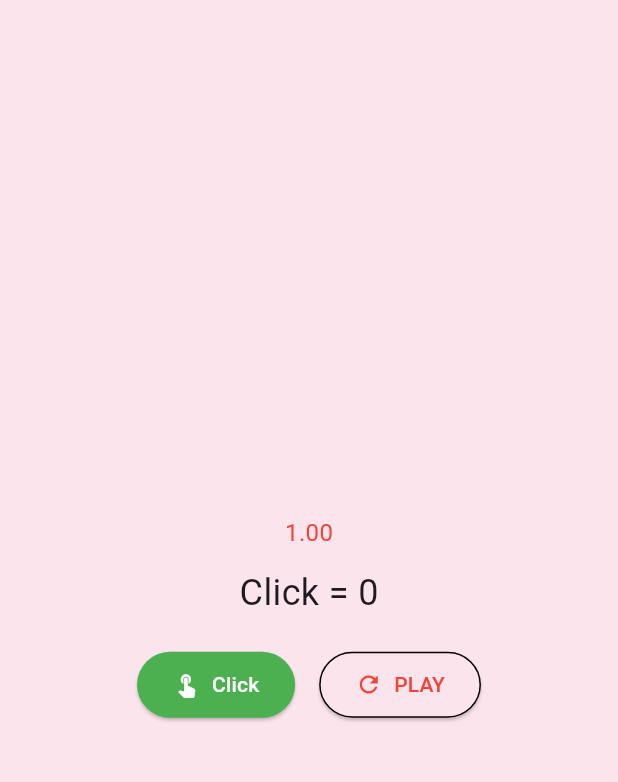
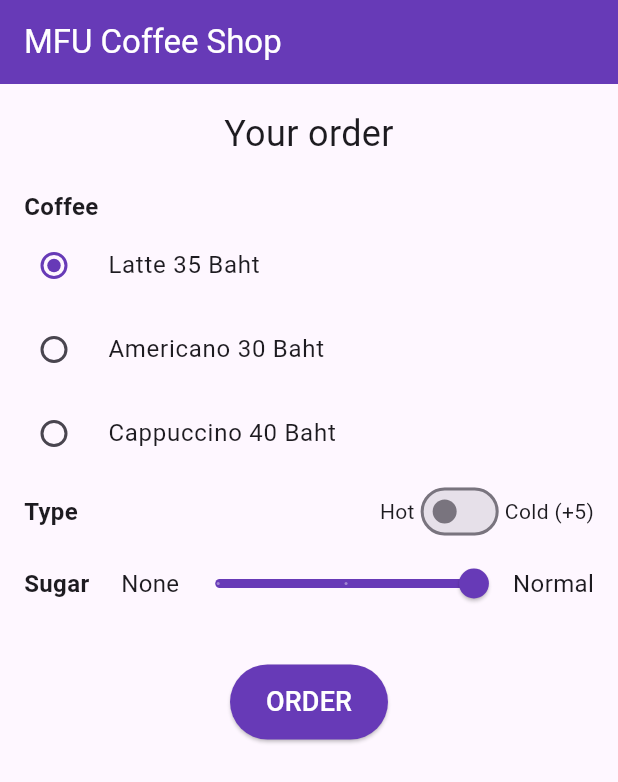
Before and after one commit to 6631501092/flutter_course, a Flutter app: the screen it shows after launch, on a phone screen of 412 x 824 dp. Shown: the top 782 px of the screen. Run offline on Flutter 3.47's test engine with Material 3 defaults, Android fonts, the phone set to English and light mode, and no system bars.

Commit message:
Week7 assignment

```diff
--- a/lib/main.dart
+++ b/lib/main.dart
@@ -1,6 +1,6 @@
 import 'package:flutter/material.dart';
-import 'package:flutter_application/week6/assignment2.dart';
+import 'package:flutter_application/week7/assignment3.dart';
 
 void main() {
-  runApp(MaterialApp(home: Assignment2W6()));
+  runApp(MaterialApp(home: Assignment3W7()));
 }
--- /dev/null
+++ b/lib/week7/assignment3.dart
@@ -0,0 +1,259 @@
+import 'package:flutter/material.dart';
+
+enum CoffeeType {
+  latte,
+  americano,
+  cappuccino;
+
+  String get name => switch (this) {
+    latte => 'Latte',
+    americano => 'Americano',
+    cappuccino => 'Cappuccino',
+  };
+
+  int get basePrice => switch (this) {
+    latte => 35,
+    americano => 30,
+    cappuccino => 40,
+  };
+
+  String get imageUrl => switch (this) {
+    latte => 'assets/images/latte.jpg',
+    americano => 'assets/images/americano.jpg',
+    cappuccino => 'assets/images/cappuccino.jpg',
+  };
+}
+
+class Assignment3W7 extends StatefulWidget {
+  const Assignment3W7({super.key});
+
+  @override
+  State<Assignment3W7> createState() => _Assignment3W7State();
+}
+
+class _Assignment3W7State extends State<Assignment3W7> {
+  bool _isCold = false; // false = Hot, true = Cold
+  double _sugarLevel = 2; // 0=none, 1=less, 2=normal
+  CoffeeType _selectedCoffee = CoffeeType.latte; // Default: Latte
+  String _thankYouMessage = ''; // Message shown after order confirmation
+  final int _coldTax = 5; // Extra charge for cold drinks
+
+  String sugarText(double value) {
+    if (value == 0) return 'no sugar';
+    if (value == 1) return 'less sugar';
+    return 'normal sugar';
+  }
+
+  void toggleSwitch(bool? status) {
+    setState(() {
+      _isCold = status!;
+      // Clear the thank you message when options change
+      _thankYouMessage = '';
+    });
+  }
+
+  // Calculate the total price based on coffee type and temperature
+  int calculateTotalPrice(CoffeeType coffee, bool isCold) {
+    return coffee.basePrice + (isCold ? _coldTax : 0);
+  }
+
+  void makeOrder() {
+    // Clear any previous thank you message when starting a new order process
+    setState(() {
+      _thankYouMessage = '';
+    });
+
+    final int basePrice = _selectedCoffee.basePrice;
+    final int totalPrice = calculateTotalPrice(_selectedCoffee, _isCold);
+    final String tempType = _isCold ? 'Cold' : 'Hot';
+    final String sugar = sugarText(_sugarLevel);
+    final String coffeeName = _selectedCoffee.name;
+    final String assetPath = _selectedCoffee.imageUrl;
+
+    final String priceDetail = totalPrice == basePrice
+        ? '$basePrice Baht'
+        : '$totalPrice Baht';
+
+    showDialog(
+      context: context,
+      builder: (BuildContext context) {
+        return AlertDialog(
+          shape: RoundedRectangleBorder(
+            borderRadius: BorderRadius.circular(15),
+          ),
+          title: const Text('Your Order'),
+          content: Column(
+            mainAxisSize: MainAxisSize.min,
+            crossAxisAlignment: CrossAxisAlignment.stretch,
+            children: [
+              ClipRRect(
+                child: Image.asset(
+                  assetPath,
+                  height: 200,
+                  fit: BoxFit.cover,
+                  errorBuilder: (context, error, stackTrace) {
+                    return const Icon(
+                      Icons.local_cafe,
+                      size: 100,
+                      color: Colors.brown,
+                    );
+                  },
+                ),
+              ),
+              const SizedBox(height: 15),
+              Text(
+                '$tempType $coffeeName with $sugar.',
+                style: const TextStyle(fontSize: 16),
+              ),
+              Text(
+                'Price = $priceDetail',
+                style: const TextStyle(fontSize: 16),
+              ),
+            ],
+          ),
+          actions: [
+            TextButton(
+              onPressed: () => Navigator.of(context).pop(),
+              child: const Text('Cancel'),
+            ),
+            TextButton(
+              onPressed: () {
+                Navigator.of(context).pop();
+                setState(() {
+                  _thankYouMessage = 'Thank you for your order!';
+                });
+              },
+              child: const Text('OK'),
+            ),
+          ],
+        );
+      },
+    );
+  }
+
+  @override
+  Widget build(BuildContext context) {
+    return Scaffold(
+      appBar: AppBar(
+        backgroundColor: Colors.deepPurple,
+        title: const Text(
+          'MFU Coffee Shop',
+          style: TextStyle(color: Colors.white),
+        ),
+        iconTheme: const IconThemeData(color: Colors.white),
+      ),
+      body: Padding(
+        padding: const EdgeInsets.all(16),
+        child: Column(
+          crossAxisAlignment: CrossAxisAlignment.stretch,
+          children: [
+            const Text(
+              'Your order',
+              style: TextStyle(fontSize: 24),
+              textAlign: TextAlign.center,
+            ),
+            const SizedBox(height: 20),
+
+            // 1. Coffee Selection (Radio Buttons)
+            const Text(
+              'Coffee',
+              style: TextStyle(fontSize: 16, fontWeight: FontWeight.bold),
+            ),
+            ...CoffeeType.values.map((coffee) {
+              return RadioListTile<CoffeeType>(
+                // Title shows base price
+                title: Text('${coffee.name} ${coffee.basePrice} Baht'),
+                value: coffee,
+                groupValue: _selectedCoffee,
+                onChanged: (CoffeeType? value) {
+                  setState(() {
+                    _selectedCoffee = value!;
+                    _thankYouMessage = '';
+                  });
+                },
+                activeColor: Colors.deepPurple,
+                contentPadding: EdgeInsets.zero,
+              );
+            }),
+
+            // 2. Hot / Cold Switch
+            Row(
+              mainAxisAlignment: MainAxisAlignment.spaceBetween,
+              children: [
+                const Text(
+                  'Type',
+                  style: TextStyle(fontSize: 16, fontWeight: FontWeight.bold),
+                ),
+                Row(
+                  children: [
+                    const Text('Hot'),
+                    Switch(value: _isCold, onChanged: toggleSwitch),
+                    const Text('Cold (+5)'),
+                  ],
+                ),
+              ],
+            ),
+
+            // 3. Sugar Slider
+            Row(
+              mainAxisAlignment: MainAxisAlignment.spaceBetween,
+              children: [
+                const Text(
+                  'Sugar',
+                  style: TextStyle(fontSize: 16, fontWeight: FontWeight.bold),
+                ),
+                const Text('     None', style: TextStyle(fontSize: 16)),
+                Expanded(
+                  child: Slider(
+                    value: _sugarLevel,
+                    min: 0,
+                    max: 2,
+                    divisions: 2,
+                    label: sugarText(_sugarLevel),
+                    activeColor: Colors.deepPurple,
+                    onChanged: (double value) {
+                      setState(() {
+                        _sugarLevel = value;
+                        _thankYouMessage = '';
+                      });
+                    },
+                  ),
+                ),
+                const Text('Normal', style: TextStyle(fontSize: 16)),
+              ],
+            ),
+            const SizedBox(height: 30),
+
+            // 4. ORDER Button
+            Center(
+              child: ElevatedButton(
+                onPressed: makeOrder,
+                style: ElevatedButton.styleFrom(
+                  backgroundColor: Colors.deepPurple,
+                  foregroundColor: Colors.white,
+                  padding: const EdgeInsets.symmetric(
+                    horizontal: 24,
+                    vertical: 12,
+                  ),
+                ),
+                child: const Text('ORDER', style: TextStyle(fontSize: 18)),
+              ),
+            ),
+            const SizedBox(height: 20),
+
+            // 5. Thank You Message
+            if (_thankYouMessage.isNotEmpty)
+              Padding(
+                padding: const EdgeInsets.only(top: 10.0),
+                child: Text(
+                  _thankYouMessage,
+                  style: const TextStyle(fontSize: 18, color: Colors.red),
+                  textAlign: TextAlign.center,
+                ),
+              ),
+          ],
+        ),
+      ),
+    );
+  }
+}
```
Also changed, not shown: lib/week7/assignment1.dart (added, +96 -0 lines), lib/week7/assignment2.dart (added, +107 -0 lines), assets/images/americano.jpg (added), assets/images/cappuccino.jpg (added), assets/images/latte.jpg (added).
